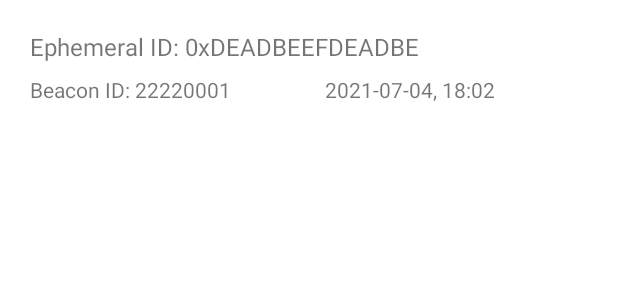
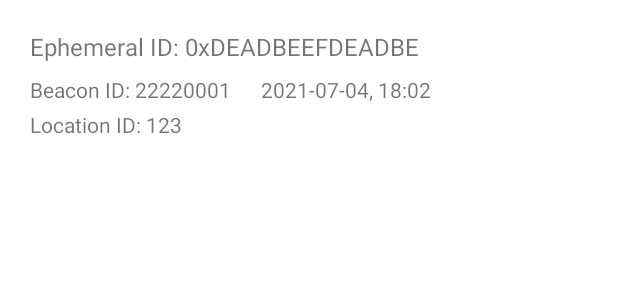
Before and after one commit to ubc-systopia/pancast-android, an Android app: the layout individual_entry.xml on its own in the app's theme, with its tools: preview values and no code run, on a phone screen of 412 x 824 dp. Shown: the top 300 px of the screen. Run offline under Robolectric (Android 15) with nearby library versions, the phone set to English and light mode, and no system bars; network calls fail.

Commit message:
final touchups?

```diff
--- a/app/src/main/java/com/pancast/dongle/data/EntryDao.kt
+++ b/app/src/main/java/com/pancast/dongle/data/EntryDao.kt
@@ -16,6 +16,9 @@ interface EntryDao {
     @Query("SELECT * FROM entry WHERE (:currTime) - dongleTime < $MINUTES_IN_WINDOW")
     fun getAllSynchronously(currTime: Long): List<Entry>
 
+    @Query("SELECT COUNT(*) FROM entry WHERE ephemeralID = :ephID")
+    fun getNumEntries(ephID: String): Int
+
     // insert new entry
     @Insert
     fun insert(entry: Entry)
--- a/app/src/main/java/com/pancast/dongle/data/EntryRepository.kt
+++ b/app/src/main/java/com/pancast/dongle/data/EntryRepository.kt
@@ -14,6 +14,10 @@ class EntryRepository(private val entryDao: EntryDao) {
         return entryDao.getAllSynchronously(0)
     }
 
+    fun getNumEntries(ephID: String): Int {
+        return entryDao.getNumEntries(ephID)
+    }
+
     fun deleteEntries() {
         val currTime: Long = 0
         entryDao.delete(currTime)
--- a/app/src/main/java/com/pancast/dongle/fragments/storage/StorageAdapter.kt
+++ b/app/src/main/java/com/pancast/dongle/fragments/storage/StorageAdapter.kt
@@ -27,6 +27,7 @@ class StorageAdapter: RecyclerView.Adapter<StorageAdapter.EntryViewHolder>() {
         holder.itemView.findViewById<TextView>(R.id.item_eph_id).text = currentItem.ephemeralID
         holder.itemView.findViewById<TextView>(R.id.item_beacon_id).text = currentItem.beaconID.toString()
         holder.itemView.findViewById<TextView>(R.id.item_date).text = minutesIntoTime(currentItem.dongleTime)
+        holder.itemView.findViewById<TextView>(R.id.item_location_id).text = currentItem.locationID.toString()
     }
 
     fun changeState(entries: List<Entry>) {
--- a/app/src/main/java/com/pancast/dongle/fragments/upload/UploadFragment.kt
+++ b/app/src/main/java/com/pancast/dongle/fragments/upload/UploadFragment.kt
@@ -1,5 +1,6 @@
 package com.pancast.dongle.fragments.upload
 
+import android.os.Build
 import android.os.Bundle
 import android.os.Handler
 import androidx.fragment.app.Fragment
@@ -7,6 +8,7 @@ import android.view.LayoutInflater
 import android.view.View
 import android.view.ViewGroup
 import android.widget.Button
+import androidx.annotation.RequiresApi
 import androidx.lifecycle.ViewModelProvider
 import com.pancast.dongle.R
 import com.pancast.dongle.data.EntryViewModel
@@ -20,6 +22,7 @@ class UploadFragment : Fragment() {
 
     private lateinit var mEntryViewModel: EntryViewModel
 
+    @RequiresApi(Build.VERSION_CODES.O)
     override fun onCreateView(
         inflater: LayoutInflater, container: ViewGroup?,
         savedInstanceState: Bundle?
@@ -47,7 +50,7 @@ class UploadFragment : Fragment() {
                         showAlertDialog(
                             requireContext(),
                             "Failure!",
-                            "Request was not successfully sent"
+                            e.localizedMessage!!
                         )
                     }
                 }
--- a/app/src/main/java/com/pancast/dongle/utilities/Constants.kt
+++ b/app/src/main/java/com/pancast/dongle/utilities/Constants.kt
@@ -1,13 +1,10 @@
 package com.pancast.dongle.utilities
-
-import android.Manifest
 
 object Constants {
     const val WEB_PROTOCOL = "https"
     const val BACKEND_ADDR = "pancast.cs.ubc.ca"
     const val BACKEND_PORT = "443"
     const val ENCOUNTER_TIME_THRESHOLD = 5
-    const val LOCATION_FINE_PERM = Manifest.permission.ACCESS_FINE_LOCATION
     const val MILLISECONDS_IN_SECOND = 1000
     const val SECONDS_IN_MINUTE = 60
 }
--- a/app/src/main/res/layout/fragment_home.xml
+++ b/app/src/main/res/layout/fragment_home.xml
@@ -45,8 +45,8 @@
         android:layout_height="wrap_content"
         android:layout_marginTop="48dp"
         android:text="@string/check_exposure"
-        app:layout_constraintEnd_toEndOf="@+id/stopBtn"
-        app:layout_constraintHorizontal_bias="0.0"
-        app:layout_constraintStart_toStartOf="@+id/stopBtn"
+        app:layout_constraintEnd_toEndOf="parent"
+        app:layout_constraintHorizontal_bias="0.506"
+        app:layout_constraintStart_toStartOf="parent"
         app:layout_constraintTop_toBottomOf="@+id/stopBtn" />
 </androidx.constraintlayout.widget.ConstraintLayout>
--- a/app/src/main/res/layout/individual_entry.xml
+++ b/app/src/main/res/layout/individual_entry.xml
@@ -1,6 +1,7 @@
 <?xml version="1.0" encoding="utf-8"?>
 <androidx.constraintlayout.widget.ConstraintLayout xmlns:android="http://schemas.android.com/apk/res/android"
     xmlns:app="http://schemas.android.com/apk/res-auto"
+    xmlns:tools="http://schemas.android.com/tools"
     android:layout_width="match_parent"
     android:layout_height="wrap_content"
     android:padding="20sp">
@@ -9,9 +10,9 @@
         android:id="@+id/item_date"
         android:layout_width="wrap_content"
         android:layout_height="wrap_content"
+        android:layout_marginStart="20dp"
         android:text="@string/dummy_time"
         android:textSize="14sp"
-        app:layout_constraintEnd_toEndOf="parent"
         app:layout_constraintStart_toEndOf="@+id/item_beacon_id"
         app:layout_constraintTop_toTopOf="@+id/item_beacon_id" />
 
@@ -33,4 +34,13 @@
         app:layout_constraintStart_toStartOf="parent"
         app:layout_constraintTop_toBottomOf="@+id/item_eph_id" />
 
+    <TextView
+        android:id="@+id/item_location_id"
+        android:layout_width="wrap_content"
+        android:layout_height="wrap_content"
+        android:layout_marginTop="4dp"
+        android:text="Location ID: 123"
+        app:layout_constraintStart_toStartOf="@+id/item_beacon_id"
+        app:layout_constraintTop_toBottomOf="@+id/item_beacon_id" />
+
 </androidx.constraintlayout.widget.ConstraintLayout>
--- a/app/src/main/res/values/strings.xml
+++ b/app/src/main/res/values/strings.xml
@@ -1,7 +1,6 @@
 <resources>
-    <string name="app_name">Bluetooth-sample</string>
+    <string name="app_name">Pancast Dongle</string>
     <string name="bluetooth_view">Bluetooth View</string>
-    <!-- TODO: Remove or change this placeholder text -->
     <string name="hello_blank_fragment">Hello blank fragment</string>
     <string name="view_encounter_history">View Encounter History</string>
     <string name="start_scanning">Start Scanning</string>
```
Also changed, not shown: app/src/main/java/com/pancast/dongle/cuckoo/CuckooFilter.kt (+1 -11 lines), app/src/main/java/com/pancast/dongle/fragments/home/EntryHandler.kt (+10 -10 lines), app/src/main/java/com/pancast/dongle/fragments/home/HomeFragment.kt (+32 -8 lines), app/src/main/java/com/pancast/dongle/fragments/home/Scanner.kt (+9 -7 lines), app/src/main/java/com/pancast/dongle/requests/RequestsHandler.kt (+9 -1 lines), 1 other file.
